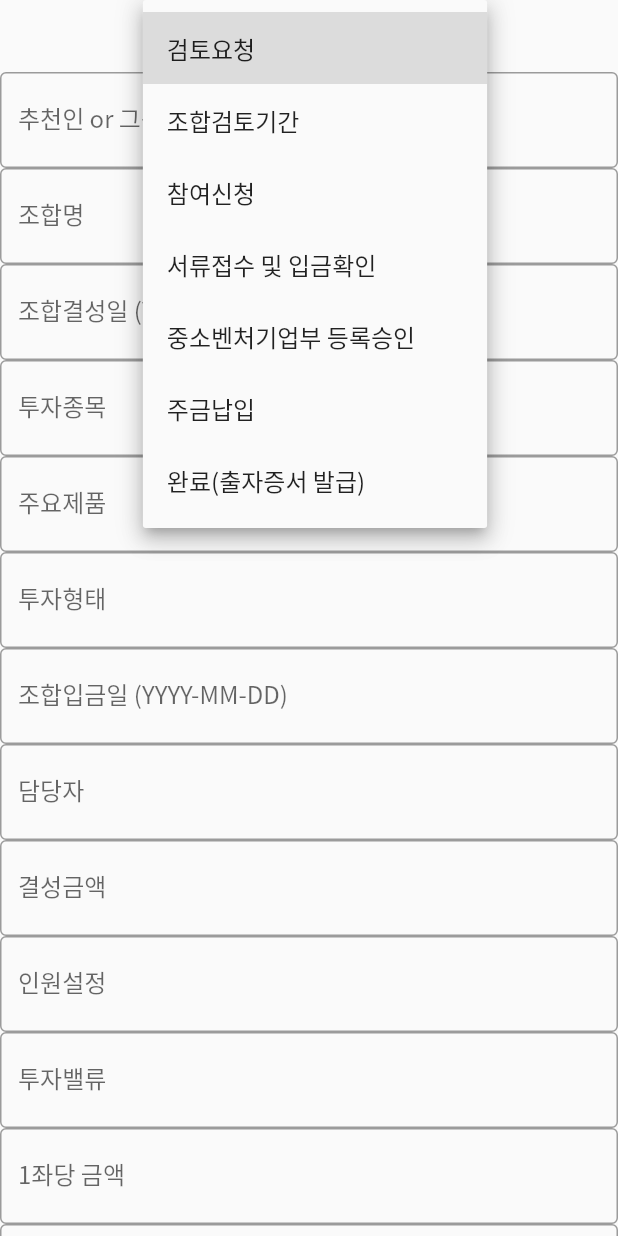
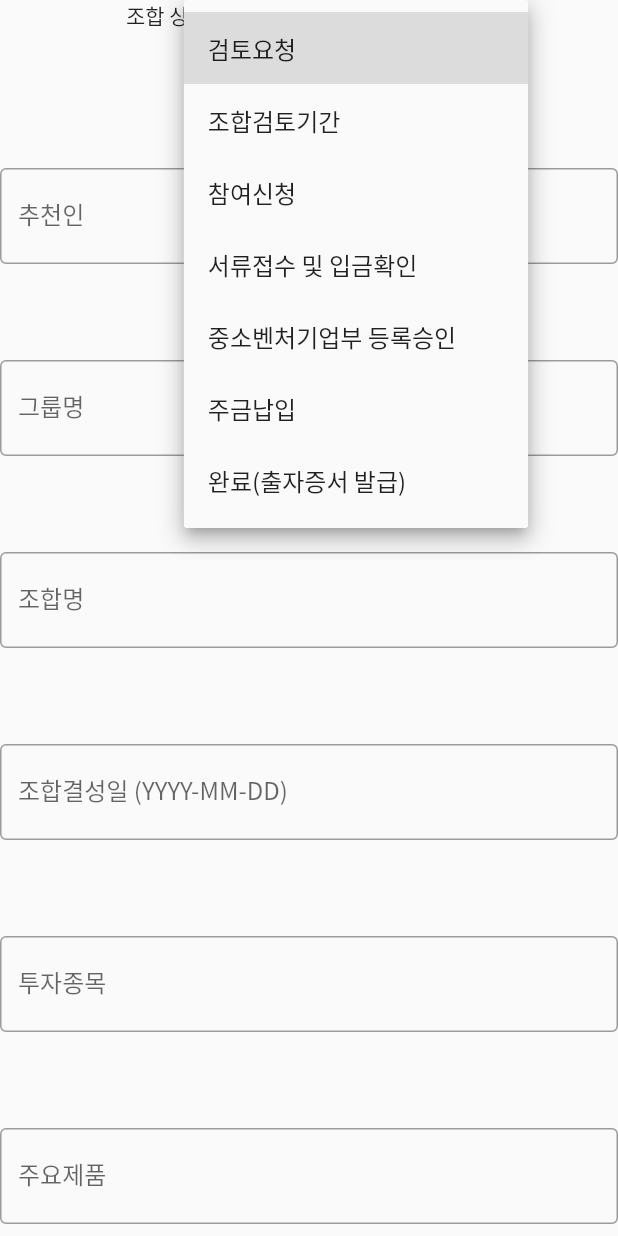
Before and after one commit to jhg6636/angelnet_front, a Flutter app: the FundForm widget shown alone on an empty page, opened directly, after a tap on the "arrow drop down" icon, on a phone screen of 412 x 824 dp. Run offline on Flutter 3.47's test engine with Material 2 defaults, Android fonts, the light colour scheme and no system bars; our stand-ins replace device_info_plus, file_picker, flutter_html, flutter_secure_storage, fluttertoast, get and 2 more; missing offline and left inert: cross_scroll, dart:html, quill_html_editor; accounts and stored records are empty; network calls fail.

Commit message:
0621 중간 저장

```diff
--- a/lib/models/lp/fund.dart
+++ b/lib/models/lp/fund.dart
@@ -1,5 +1,6 @@
 import 'dart:convert';
 import 'dart:core';
+import 'dart:typed_data';
 
 import 'package:backoffice_front/models/startup/startup.dart';
 import 'package:backoffice_front/screens/admin/fund_detail_screen.dart';
@@ -19,7 +20,7 @@ class Fund {
   String startupName;
   String mainProduct;
   String managerName;
-  DateTime createdAt;
+  DateTime startAt;
   String type;
   DateTime? dissolvedAt;
   double? margin;
@@ -33,7 +34,13 @@ class Fund {
   String status;
   DateTime payAt;
   int value;
-  String recommenderOrGroupName;
+  String? recommender;
+  String? groupName;
+  String? memo;
+  String? irUrl;
+  String? fundIdDocumentUrl;
+  String? ruleUrl;
+  String? etcUrl;
 
   Fund(
       {
@@ -42,7 +49,7 @@ class Fund {
         required this.startupName,
         required this.mainProduct,
         required this.managerName,
-        required this.createdAt,
+        required this.startAt,
         required this.type,
         required this.dissolvedAt,
         required this.margin,
@@ -56,7 +63,13 @@ class Fund {
         required this.status,
         required this.payAt,
         required this.value,
-        required this.recommenderOrGroupName,
+        required this.recommender,
+        required this.groupName,
+        required this.memo,
+        required this.irUrl,
+        required this.fundIdDocumentUrl,
+        required this.ruleUrl,
+        required this.etcUrl,
       }
   );
 
@@ -67,7 +80,7 @@ class Fund {
         startupName: "",
         mainProduct: "",
         managerName: "",
-        createdAt: DateTime.parse(json['createdAt'] as String),
+        startAt: DateTime.parse(json['createdAt'] as String),
         type: "",
         dissolvedAt: null,
         margin: null,
@@ -81,7 +94,13 @@ class Fund {
         minimumShare: 0,
         totalShare: 0,
         value: 0,
-        recommenderOrGroupName: "",
+        recommender: "",
+        groupName: "",
+        memo: "",
+        irUrl: null,
+        fundIdDocumentUrl: null,
+        ruleUrl: null,
+        etcUrl: null,
     );
   }
 
@@ -95,28 +114,12 @@ class Fund {
             },
             child: Text(name),
           )),
-          DataCell(Text(startupName)
-              // FutureBuilder<Startup>(
-              //   future: fetchStartup(startupName),
-              //   builder: (BuildContext context, AsyncSnapshot snapshot) {
-              //     if (snapshot.hasError) {
-              //       return WidgetUtils.errorPadding;
-              //     } else {
-              //       return TextButton(
-              //           onPressed: () {
-              //             Get.to(StartupScreen(startup: snapshot.data));
-              //           },
-              //           child: Text(startupName)
-              //       );
-              //     }
-              //   }
-              // )
-          ),
+          DataCell(Text(startupName)),
           DataCell(Text(cost.toString())),
           DataCell(Text(currentFundedCost.toString())),
           DataCell(Text((cost-currentFundedCost).toString())),
           DataCell(Text(currentMemberCount.toString())),
-          DataCell(Text(DateFormat('yyyy-MM-dd').format(createdAt))),
+          DataCell(Text(DateFormat('yyyy-MM-dd').format(startAt))),
           DataCell(Text(status)),
         ]
     );
@@ -136,12 +139,6 @@ class Fund {
               ElevatedButton.icon(
                 onPressed: () {
                   Get.to(FundDetailLpScreen(fund: this));
-                  // var response = await joinFund(id);
-                  // if (response.statusCode == 200) {
-                  //   Fluttertoast.showToast(msg: "조합에 참여하셨습니다. 마이페이지에서 확인해 보세요.");
-                  // } else {
-                  //   Fluttertoast.showToast(msg: "조합에 참여하지 못했습니다.");
-                  // }
                 },
                 icon: const Icon(Icons.search),
                 label: const Text("자세히 보기"),
@@ -156,7 +153,7 @@ class Fund {
       DataCell(Text(name)),
       DataCell(Text(startupName)),
       DataCell(Text(managerName)),
-      DataCell(Text(createdAt.toString())),
+      DataCell(Text(startAt.toString())),
       DataCell(Text(type)),
       DataCell(Text(dissolvedAt.toString())),
       DataCell(Text(margin.toString())),
@@ -175,7 +172,7 @@ class Fund {
           DataRow(cells: [const DataCell(Text("투자 종목")), DataCell(Text(startupName))]),
           DataRow(cells: [const DataCell(Text("투자 형태")), DataCell(Text(type))]),
           DataRow(cells: [const DataCell(Text("상태")), DataCell(Text(status))]),
-          DataRow(cells: [const DataCell(Text("조합 결성일")), DataCell(Text(createdAt.toString()))]),
+          DataRow(cells: [const DataCell(Text("조합 결성일")), DataCell(Text(startAt.toString()))]),
           DataRow(cells: [const DataCell(Text("주금 납입일")), DataCell(Text(payAt.toString()))]),
           DataRow(cells: [const DataCell(Text("담당자")), DataCell(Text(managerName))]),
         ]
@@ -184,7 +181,23 @@ class Fund {
 
   String toPostRequest() {
     return jsonEncode({
-
+      'name': name,
+      'startupName': startupName,
+      'mainProduct': mainProduct,
+      'managerName': managerName,
+      'type': type,
+      'cost': cost,
+      'costPerShare': costPerShare,
+      'minimumShare': minimumShare,
+      'totalShare': totalShare,
+      'totalMember': totalMember,
+      'status': status,
+      'startAt': startAt,
+      'payAt': payAt,
+      'value': value,
+      'recommender': recommender,
+      'groupName': groupName,
+      'memo': memo
     });
   }
 
@@ -204,7 +217,7 @@ Future<List<Fund>> fetchMyFunds() async {
 
 Future<List<Fund>> fetchAllFunds() async {
   var response = await http.get(
-    StringUtils().stringToUri('admin/funds'),
+    StringUtils().stringToUri('admin/fund'),
     headers: await StringUtils().header(),
   );
 
@@ -270,3 +283,11 @@ Future<http.Response> editFund(Fund fund) async {
     body: fund.toPostRequest(),
   );
 }
+
+Future<http.Response> postFundDocument(Uint8List bytes, String ext) async {
+  return await http.post(
+    StringUtils().stringToUri('admin/fund/document'),
+    headers: await StringUtils().header(),
+    body: jsonEncode({"file": bytes, "ext": ext})
+  );
+}
--- a/lib/screens/admin/manage_fund_screen.dart
+++ b/lib/screens/admin/manage_fund_screen.dart
@@ -20,8 +20,6 @@ class ManageFundScreen extends StatefulWidget {
 class ManageFundScreenState extends State<ManageFundScreen> {
   final _nameSearchController = TextEditingController();
   final _startupNameSearchController = TextEditingController();
-  final _nameMakeController = TextEditingController();
-  final _startupNameMakeController = TextEditingController();
 
   final List<String> _fundStatusFilterOptions = [
     "READY",
--- a/lib/widgets/lp/fund_card.dart
+++ b/lib/widgets/lp/fund_card.dart
@@ -81,7 +81,7 @@ class FundCard extends StatelessWidget {
                                   fontWeight: FontWeight.bold, fontSize: 24.0),
                             ),
                             Text(
-                                DateFormat('yyyy-MM-dd').format(fund.createdAt))
+                                DateFormat('yyyy-MM-dd').format(fund.startAt))
                           ]),
                       Row(
                           mainAxisAlignment: MainAxisAlignment.spaceBetween,
--- a/lib/widgets/lp/fund_form.dart
+++ b/lib/widgets/lp/fund_form.dart
@@ -1,3 +1,4 @@
+import 'package:backoffice_front/utils/WidgetUtils.dart';
 import 'package:flutter/material.dart';
 
 import '../../models/lp/fund.dart';
@@ -33,9 +34,10 @@ class FundFormState extends State<FundForm> {
 
   @override
   Widget build(BuildContext context) {
-    final recommenderOrGroupNameController = TextEditingController(text: widget.fund?.recommenderOrGroupName);
+    final recommenderController = TextEditingController(text: widget.fund?.recommender);
+    final groupNameController = TextEditingController(text: widget.fund?.groupName);
     final nameController = TextEditingController(text: widget.fund?.name);
-    final createDateController = TextEditingController(text: widget.fund?.createdAt.toString());
+    final createDateController = TextEditingController(text: widget.fund?.startAt.toString());
     final startupNameController = TextEditingController(text: widget.fund?.startupName);
     final mainProductController = TextEditingController(text: widget.fund?.mainProduct);
     final typeController = TextEditingController(text: widget.fund?.type);
@@ -52,7 +54,11 @@ class FundFormState extends State<FundForm> {
     final memoController = TextEditingController(); // todo html로 대체
     return SingleChildScrollView(
       child: Column(
+        mainAxisAlignment: MainAxisAlignment.spaceEvenly,
         children: [
+          Wrap(
+            children: [
+              const Text("조합 상태"),
               DropdownButton(
                   items: _fundStateList
                       .map<DropdownMenuItem>(
@@ -67,13 +73,25 @@ class FundFormState extends State<FundForm> {
                       selectedFundState = value;
                     });
                   }),
+            ],
+          ),
+          const Padding(padding: WidgetUtils.smallPadding,),
           TextField(
-            controller: recommenderOrGroupNameController,
+            controller: recommenderController,
             decoration: const InputDecoration(
-                labelText: "추천인 or 그룹명 ()",
+                labelText: "추천인",
                 border: OutlineInputBorder()
             ),
           ),
+          const Padding(padding: WidgetUtils.smallPadding,),
+          TextField(
+            controller: groupNameController,
+            decoration: const InputDecoration(
+                labelText: "그룹명",
+                border: OutlineInputBorder()
+            ),
+          ),
+          const Padding(padding: WidgetUtils.smallPadding,),
           TextField(
             controller: nameController,
             decoration: const InputDecoration(
@@ -81,6 +99,7 @@ class FundFormState extends State<FundForm> {
                 border: OutlineInputBorder()
             ),
           ),
+          const Padding(padding: WidgetUtils.smallPadding,),
           TextField(
             controller: createDateController,
             decoration: const InputDecoration(
@@ -88,6 +107,7 @@ class FundFormState extends State<FundForm> {
                 border: OutlineInputBorder()
             ),
           ),
+          const Padding(padding: WidgetUtils.smallPadding,),
           TextField(
             controller: startupNameController,
             decoration: const InputDecoration(
@@ -95,6 +115,7 @@ class FundFormState extends State<FundForm> {
                 border: OutlineInputBorder()
             ),
           ),
+          const Padding(padding: WidgetUtils.smallPadding,),
           TextField(
             controller: mainProductController,
             decoration: const InputDecoration(
@@ -102,6 +123,7 @@ class FundFormState extends State<FundForm> {
                 border: OutlineInputBorder()
             ),
           ),
+          const Padding(padding: WidgetUtils.smallPadding,),
           TextField(
             controller: typeController,
             decoration: const InputDecoration(
@@ -109,6 +131,7 @@ class FundFormState extends State<FundForm> {
                 border: OutlineInputBorder()
             ),
           ),
+          const Padding(padding: WidgetUtils.smallPadding,),
           TextField(
             controller: payDateController,
             decoration: const InputDecoration(
@@ -116,6 +139,7 @@ class FundFormState extends State<FundForm> {
                 border: OutlineInputBorder()
             ),
           ),
+          const Padding(padding: WidgetUtils.smallPadding,),
           TextField(
             controller: managerController,
             decoration: const InputDecoration(
@@ -123,6 +147,7 @@ class FundFormState extends State<FundForm> {
                 border: OutlineInputBorder()
             ),
           ),
+          const Padding(padding: WidgetUtils.smallPadding,),
           TextField(
             controller: totalCostController,
             decoration: const InputDecoration(
@@ -130,6 +155,7 @@ class FundFormState extends State<FundForm> {
                 border: OutlineInputBorder()
             ),
           ),
+          const Padding(padding: WidgetUtils.smallPadding,),
           TextField(
             controller: totalMemberController,
             decoration: const InputDecoration(
@@ -137,6 +163,7 @@ class FundFormState extends State<FundForm> {
                 border: OutlineInputBorder()
             ),
           ),
+          const Padding(padding: WidgetUtils.smallPadding,),
           TextField(
             controller: valueController,
             decoration: const InputDecoration(
@@ -144,6 +171,7 @@ class FundFormState extends State<FundForm> {
                 border: OutlineInputBorder()
             ),
           ),
+          const Padding(padding: WidgetUtils.smallPadding,),
           TextField(
             // todo 콤마 자동으로 찍히게
             controller: costPerShareController,
@@ -152,6 +180,7 @@ class FundFormState extends State<FundForm> {
                 border: OutlineInputBorder()
             ),
           ),
+          const Padding(padding: WidgetUtils.smallPadding,),
           TextField(
             controller: minimumShareController,
             decoration: const InputDecoration(
@@ -159,6 +188,7 @@ class FundFormState extends State<FundForm> {
                 border: OutlineInputBorder()
             ),
           ),
+          const Padding(padding: WidgetUtils.smallPadding,),
           TextField(
             controller: totalShareController,
             decoration: const InputDecoration(
@@ -166,6 +196,7 @@ class FundFormState extends State<FundForm> {
                 border: OutlineInputBorder()
             ),
           ),
+          const Padding(padding: WidgetUtils.smallPadding,),
           TextField(
             controller: memoController,
             decoration: const InputDecoration(
@@ -173,7 +204,19 @@ class FundFormState extends State<FundForm> {
                 border: OutlineInputBorder()
             ),
           ),
+          const Padding(padding: WidgetUtils.smallPadding,),
           // todo FilePickers
+          Wrap(
+            children: [
+              const Text("회사 소개서"),
+              FilledButton(
+                onPressed: () {
+
+                },
+                child: const Text("업로드")
+              )
+            ],
+          ),
           ButtonBar(
             children: [
               TextButton(
@@ -192,7 +235,7 @@ class FundFormState extends State<FundForm> {
                       startupName: startupNameController.text,
                       mainProduct: mainProductController.text,
                       managerName: managerController.text,
-                      createdAt: DateTime.parse(createDateController.text),
+                      startAt: DateTime.parse(createDateController.text),
                       type: typeController.text,
                       dissolvedAt: null,
                       margin: null,
@@ -206,7 +249,13 @@ class FundFormState extends State<FundForm> {
                       status: selectedFundState,
                       payAt: DateTime.parse(payDateController.text),
                       value: valueController.text as int,
-                      recommenderOrGroupName: recommenderOrGroupNameController.text,
+                      recommender: recommenderController.text,
+                      groupName: groupNameController.text,
+                      memo: "",
+                      irUrl: null,
+                      fundIdDocumentUrl: null,
+                      ruleUrl: null,
+                      etcUrl: null
                     )
                   );
                   Navigator.pop(context);
--- a/lib/widgets/lp/lp_my_page_state.dart
+++ b/lib/widgets/lp/lp_my_page_state.dart
@@ -83,7 +83,7 @@ DataRow toMyPageRow(int index, Fund fund, LimitedPartner lp) {
     DataCell(Text(fund.name)),
     DataCell(Text(fund.startupName)),
     DataCell(Text(fund.cost.toString())),
-    DataCell(Text(fund.createdAt.toString())),
+    DataCell(Text(fund.startAt.toString())),
     DataCell(Text(fund.dissolvedAt.toString() ?? "")),
     DataCell(Text(fund.margin.toString() ?? "")),
     DataCell(Text(""))
```
Lines whose indentation alone changed are shown as unchanged.
